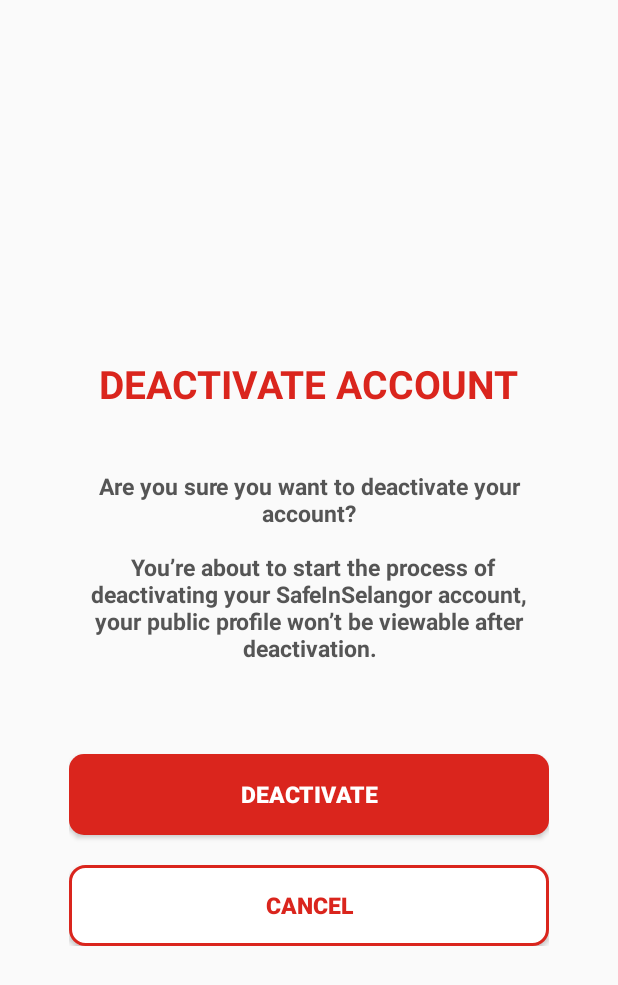
After one commit to fakhrulfaiz/SaveInSelangor, an Android app: the layout fragment_deactivate.xml on its own in the app's theme, with its tools: preview values and no code run, on a phone screen of 412 x 824 dp. The commit adds this screen. Shown: the top 985 px of the screen. Run offline under Robolectric (Android 15) with nearby library versions, the phone set to English and light mode, and no system bars; network calls fail.

Commit message:
Deactivate Add

```diff
--- /dev/null
+++ b/app/src/main/res/layout/fragment_deactivate.xml
@@ -0,0 +1,68 @@
+<?xml version="1.0" encoding="utf-8"?>
+<RelativeLayout
+    xmlns:tools="http://schemas.android.com/tools"
+    xmlns:android="http://schemas.android.com/apk/res/android"
+    xmlns:app="http://schemas.android.com/apk/res-auto"
+    android:layout_width="wrap_content"
+    android:layout_height="wrap_content"
+    android:paddingTop="25dp"
+    android:layout_gravity="center"
+    tools:context=".AccountInformation">
+
+
+    <LinearLayout
+
+        android:layout_width="320dp"
+        android:layout_height="wrap_content"
+        android:layout_gravity="center"
+        android:orientation="vertical"
+        android:paddingTop="20dp">
+
+        <TextView
+            android:layout_width="wrap_content"
+            android:layout_height="wrap_content"
+            android:layout_gravity="center_horizontal"
+            android:text="DEACTIVATE ACCOUNT"
+            android:textColor="@color/red_theme_color"
+            android:textSize="26sp"
+            android:textStyle="bold"
+            tools:context=".DeactivateFragment"
+            android:layout_marginBottom="40dp"/>
+        <TextView
+            android:layout_width="match_parent"
+            android:layout_height="wrap_content"
+            android:layout_gravity="center_horizontal"
+            android:layout_marginBottom="50dp"
+            android:text="@string/deactivate_text"
+            android:textAlignment="center"
+            android:textColor="@color/gray_theme_color"
+            android:textSize="15sp"
+            android:textStyle="bold" />
+
+
+        <Button
+            android:id="@+id/deactivateBtn"
+            style="@style/RedButtonStyle"
+            android:layout_width="match_parent"
+            android:layout_height="54dp"
+            android:layout_marginTop="10dp"
+            android:text="DEACTIVATE"/>
+        <Button
+            android:id="@+id/cancelBtn"
+            style="@style/WhiteButtonStyle"
+            android:layout_width="match_parent"
+            android:layout_height="54dp"
+            android:layout_marginTop="20dp"
+            android:text="CANCEL" />
+
+
+    </LinearLayout>
+
+    <ProgressBar
+        android:id="@+id/progressBar"
+        android:layout_width="wrap_content"
+        android:layout_height="wrap_content"
+        android:layout_centerInParent="true"
+        android:visibility="invisible" />
+
+</RelativeLayout>
--- a/app/src/main/res/navigation/navigation.xml
+++ b/app/src/main/res/navigation/navigation.xml
@@ -115,4 +115,12 @@
         android:name="com.example.assignment.FeedbackFragment"
         android:label="fragment_feedback"
         tools:layout="@layout/fragment_feedback" />
+    <fragment
+        android:id="@+id/deactivateFragment"
+        android:name="com.example.assignment.DeactivateFragment"
+        android:label="DeactivateFragment" />
+    <fragment
+        android:id="@+id/aboutFragment"
+        android:name="com.example.assignment.AboutFragment"
+        android:label="AboutFragment" />
 </navigation>
```
